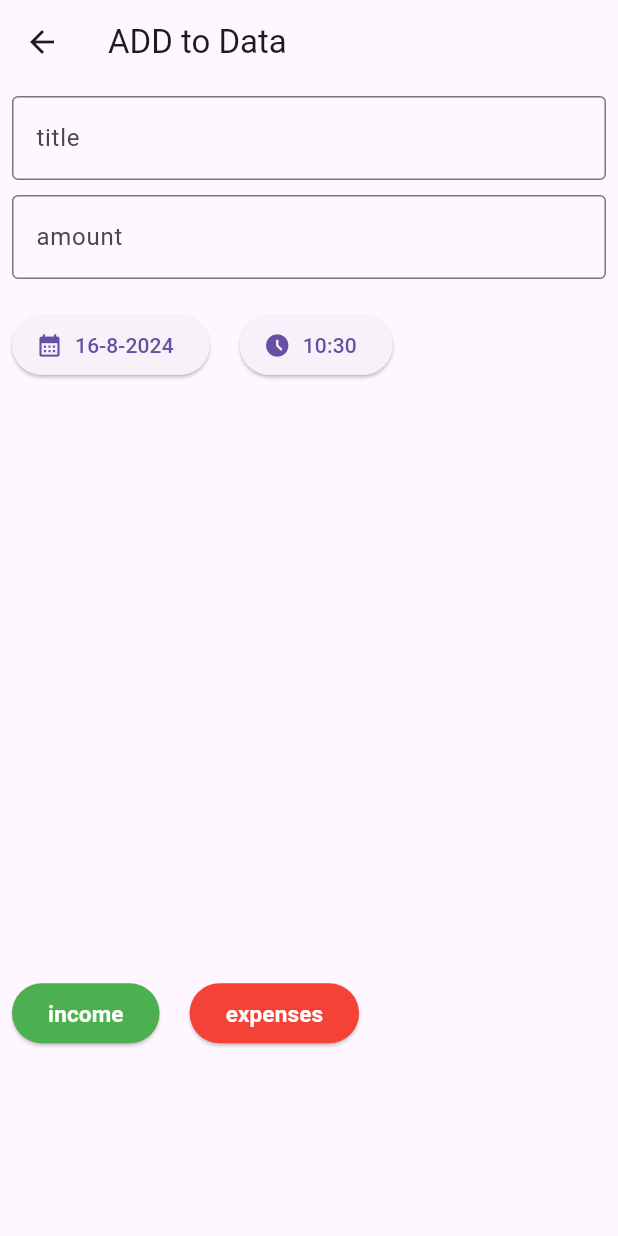
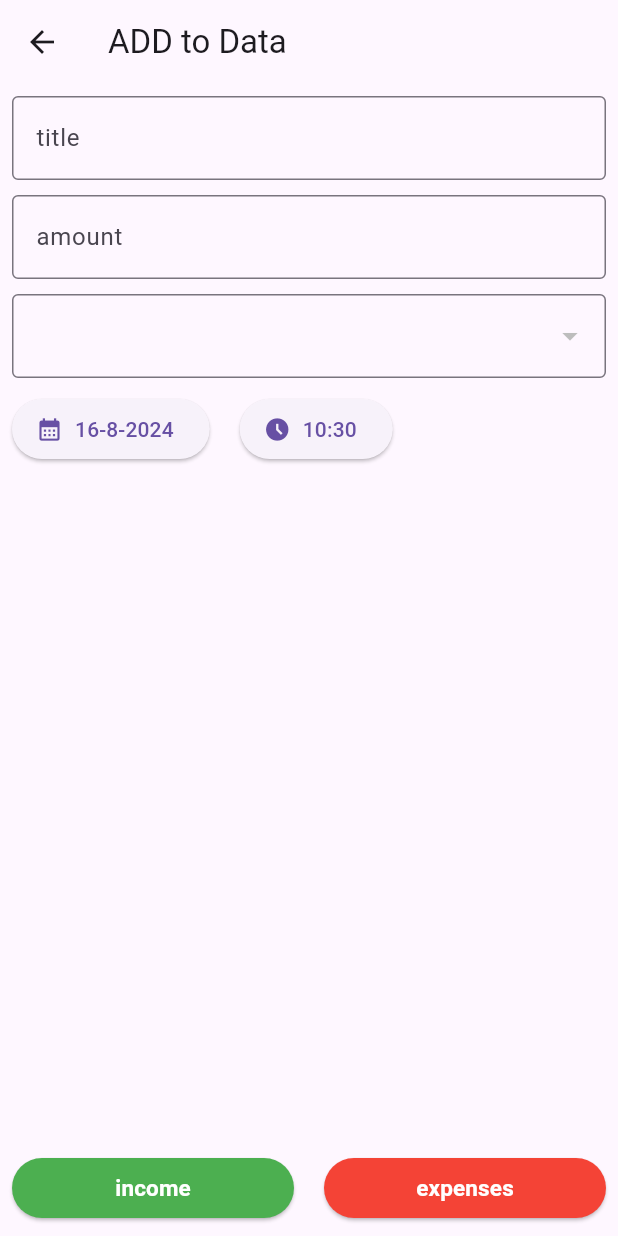
Before and after one commit to shitalchauhan769/buget_trocker_app, a Flutter app: the EntryScreen screen opened by its route, on a phone screen of 412 x 824 dp. Run offline on Flutter 3.47's test engine with Material 3 defaults, Android fonts, the phone set to English and light mode, and no system bars; our stand-ins replace get, sqflite; accounts and stored records are empty.

Commit message:
16-8-2024

```diff
--- a/lib/screen/entry/view/entry_screen.dart
+++ b/lib/screen/entry/view/entry_screen.dart
@@ -52,23 +52,23 @@ class _EntryScreenState extends State<EntryScreen> {
             const SizedBox(
               height: 10,
             ),
-            // Obx(
-            //   () => DropdownButtonFormField(
-            //
-            //     value: "${controller.selectCategory}",
-            //     items: List.generate(
-            //       categoryController.categoryList.length,
-            //       (index) => DropdownMenuItem(
-            //         child:
-            //             Text(" ${categoryController.categoryList[index].name}"),
-            //       ),
-            //     ),
-            //     onChanged: (value) {
-            //      categoryController.getCategory();
-            //     },
-            //     decoration: const InputDecoration(border: OutlineInputBorder()),
-            //   ),
-            // ),
+            Obx(
+              () => DropdownButtonFormField(
+                value: controller.selectCategory.value,
+                items: List.generate(
+                  categoryController.categoryList.length,
+                  (index) => DropdownMenuItem(
+                    value: categoryController.categoryList[index].name,
+                    child:
+                        Text(" ${categoryController.categoryList[index].name}"),
+                  ),
+                ),
+                onChanged: (value) {
+                 categoryController.getCategory();
+                },
+                decoration: const InputDecoration(border: OutlineInputBorder()),
+              ),
+            ),
             const SizedBox(
               height: 10,
             ),
@@ -106,10 +106,10 @@ class _EntryScreenState extends State<EntryScreen> {
               ],
             ),
             Spacer(),
-            Expanded(
-              child: Row(
-                children: [
-                  ElevatedButton(
+            Row(
+              children: [
+                Expanded(
+                  child: ElevatedButton(
                     onPressed: () {
                       DBHelper helper = DBHelper();
                       helper.insertIncameExpens(
@@ -123,8 +123,6 @@ class _EntryScreenState extends State<EntryScreen> {
                       );
                       controller.getEntry();
                       Get.back();
-
-
                     },
                     child: Text(
                       "income",
@@ -137,10 +135,12 @@ class _EntryScreenState extends State<EntryScreen> {
                       backgroundColor: WidgetStatePropertyAll(Colors.green),
                     ),
                   ),
-                  const SizedBox(
-                    width: 20,
-                  ),
-                  ElevatedButton(
+                ),
+                const SizedBox(
+                  width: 20,
+                ),
+                Expanded(
+                  child: ElevatedButton(
                     onPressed: () {
                       DBHelper helper = DBHelper();
                       helper.insertIncameExpens(
@@ -165,8 +165,8 @@ class _EntryScreenState extends State<EntryScreen> {
                       backgroundColor: WidgetStatePropertyAll(Colors.red),
                     ),
                   ),
-                ],
-              ),
+                ),
+              ],
             )
           ],
         ),
```
